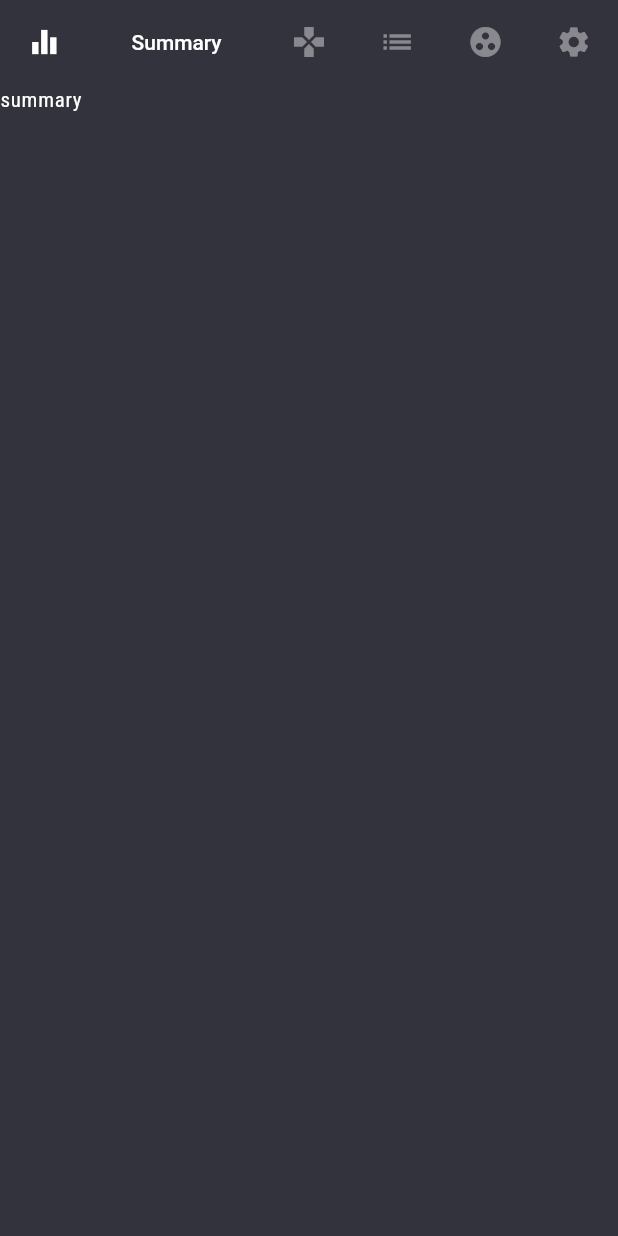
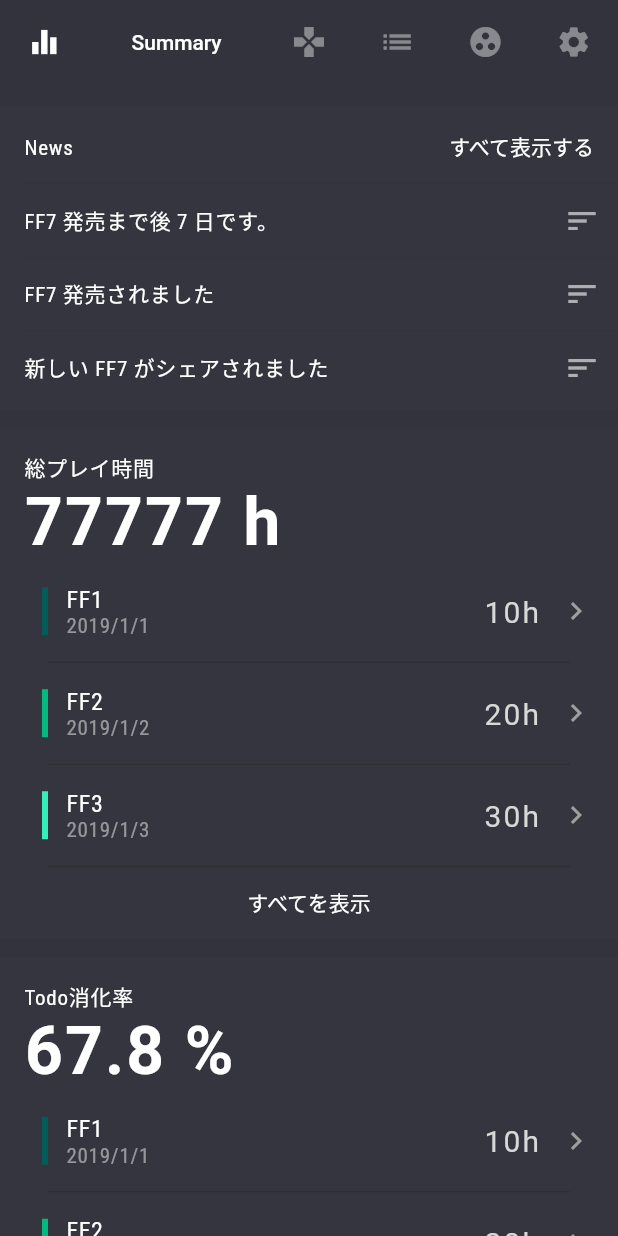
Before and after one commit to somen440/memoka, a Flutter app: the screen it shows after launch, on a phone screen of 412 x 824 dp. Run offline on Flutter 3.47's test engine with Material 2 defaults, Android fonts, the phone set to English and light mode, and no system bars; our stand-ins replace google_fonts; Roboto replaces fonts that are missing (Eczar).

Commit message:
概要ページ足した

```diff
--- a/native_app/lib/src/app.dart
+++ b/native_app/lib/src/app.dart
@@ -1,5 +1,6 @@
-import 'package:clearbook/src/data/colors.dart';
-import 'package:clearbook/src/home.dar.dart';
+import 'package:clearbook/src/common/colors.dart';
+import 'package:clearbook/src/common/options.dart';
+import 'package:clearbook/src/home.dart';
 import 'package:flutter/cupertino.dart';
 import 'package:flutter/material.dart';
 import 'package:google_fonts/google_fonts.dart';
@@ -11,7 +12,7 @@ class MemocaApp extends StatelessWidget {
   Widget build(BuildContext context) {
     return MaterialApp(
       title: 'Memoca',
-      debugShowCheckedModeBanner: true,
+      debugShowCheckedModeBanner: false,
       theme: _buildMemocaTheme(),
       home: HomePage(),
     );
--- /dev/null
+++ b/native_app/lib/src/charts/vertical_fraction_bar.dart
@@ -0,0 +1,36 @@
+// Copyright 2019 The Flutter team. All rights reserved.
+// Use of this source code is governed by a BSD-style license that can be
+// found in the LICENSE file.
+
+import 'package:flutter/material.dart';
+
+class VerticalFractionBar extends StatelessWidget {
+  const VerticalFractionBar({this.color, this.fraction});
+
+  final Color color;
+  final double fraction;
+
+  @override
+  Widget build(BuildContext context) {
+    return LayoutBuilder(builder: (context, constraints) {
+      return SizedBox(
+        height: constraints.maxHeight,
+        width: 4,
+        child: Column(
+          children: [
+            SizedBox(
+              height: (1 - fraction) * constraints.maxHeight,
+              child: Container(
+                color: Colors.black,
+              ),
+            ),
+            SizedBox(
+              height: fraction * constraints.maxHeight,
+              child: Container(color: color),
+            ),
+          ],
+        ),
+      );
+    });
+  }
+}
--- /dev/null
+++ b/native_app/lib/src/common/card.dart
@@ -0,0 +1,171 @@
+import 'dart:math' as math;
+
+import 'package:clearbook/src/charts/vertical_fraction_bar.dart';
+import 'package:clearbook/src/common/colors.dart';
+import 'package:clearbook/src/layout/text_scale.dart';
+import 'package:flutter/cupertino.dart';
+import 'package:flutter/material.dart';
+import 'package:flutter/rendering.dart';
+
+class CardView extends StatelessWidget {
+  const CardView({
+    this.title,
+    this.buttonSemanticsLabel,
+    this.main,
+    this.items,
+    this.order,
+  });
+
+  final String title;
+  final String buttonSemanticsLabel;
+  final String main;
+  final List<CardViewItem> items;
+  final double order;
+
+  @override
+  Widget build(BuildContext context) {
+    final theme = Theme.of(context);
+
+    return FocusTraversalOrder(
+      order: NumericFocusOrder(order),
+      child: Container(
+        color: MemocaColors.cardBackground,
+        child: Column(
+          crossAxisAlignment: CrossAxisAlignment.stretch,
+          children: [
+            MergeSemantics(
+              child: Column(
+                crossAxisAlignment: CrossAxisAlignment.stretch,
+                children: [
+                  Padding(
+                    padding: const EdgeInsets.only(
+                      top: 16,
+                      left: 16,
+                      right: 16,
+                    ),
+                    child: Text(title),
+                  ),
+                  Padding(
+                    padding: const EdgeInsets.only(left: 16, right: 16),
+                    child: Text(
+                      main,
+                      style: theme.textTheme.bodyText1.copyWith(
+                        fontSize: 44 / reducedTextScale(context),
+                        fontWeight: FontWeight.w600,
+                      ),
+                    ),
+                  ),
+                ],
+              ),
+            ),
+            ...items.sublist(0, math.min(items.length, 3)),
+            FlatButton(
+              child: Text(
+                'すべてを表示',
+                semanticsLabel: buttonSemanticsLabel,
+              ),
+              textColor: Colors.white,
+              onPressed: () {},
+            ),
+          ],
+        ),
+      ),
+    );
+  }
+}
+
+class CardViewItem extends StatelessWidget {
+  const CardViewItem({
+    @required this.indicatorColor,
+    @required this.indicatorFraction,
+    @required this.title,
+    @required this.subtitle,
+    @required this.semanticsLabel,
+    @required this.message,
+    @required this.suffix,
+  });
+
+  final Color indicatorColor;
+  final double indicatorFraction;
+  final String title;
+  final String subtitle;
+  final String semanticsLabel;
+  final String message;
+  final Widget suffix;
+
+  @override
+  Widget build(BuildContext context) {
+    final textTheme = Theme.of(context).textTheme;
+    return Semantics.fromProperties(
+      properties: SemanticsProperties(
+        button: true,
+        label: semanticsLabel,
+      ),
+      excludeSemantics: true,
+      child: FlatButton(
+        onPressed: () {},
+        child: Column(
+          children: [
+            Container(
+              padding: const EdgeInsets.symmetric(vertical: 16),
+              child: Row(
+                children: [
+                  Container(
+                    alignment: Alignment.center,
+                    height: 32.0 + 60.0 * (cappedTextScale(context) - 1),
+                    padding: const EdgeInsets.symmetric(horizontal: 12),
+                    child: VerticalFractionBar(
+                      color: indicatorColor,
+                      fraction: indicatorFraction,
+                    ),
+                  ),
+                  Expanded(
+                    child: Wrap(
+                      alignment: WrapAlignment.spaceBetween,
+                      crossAxisAlignment: WrapCrossAlignment.center,
+                      children: [
+                        Column(
+                          mainAxisAlignment: MainAxisAlignment.center,
+                          crossAxisAlignment: CrossAxisAlignment.start,
+                          children: [
+                            Text(
+                              title,
+                              style: textTheme.bodyText2.copyWith(fontSize: 16),
+                            ),
+                            Text(
+                              subtitle,
+                              style: textTheme.bodyText2
+                                  .copyWith(color: MemocaColors.gray60),
+                            ),
+                          ],
+                        ),
+                        Text(
+                          message,
+                          style: textTheme.bodyText1.copyWith(
+                            fontSize: 20,
+                            color: MemocaColors.gray,
+                          ),
+                        ),
+                      ],
+                    ),
+                  ),
+                  Container(
+                    constraints: const BoxConstraints(minWidth: 32),
+                    padding: const EdgeInsetsDirectional.only(start: 12),
+                    child: suffix,
+                  ),
+                ],
+              ),
+            ),
+            const Divider(
+              height: 1,
+              indent: 16,
+              endIndent: 16,
+              color: MemocaColors.dividerColor,
+            ),
+          ],
+        ),
+      ),
+    );
+  }
+}
--- /dev/null
+++ b/native_app/lib/src/common/colors.dart
@@ -0,0 +1,23 @@
+import 'package:flutter/material.dart';
+
+class MemocaColors {
+  static const List<Color> colors = <Color>[
+    Color(0xFF005D57),
+    Color(0xFF04B97F),
+    Color(0xFF37EFBA),
+    Color(0xFF007D51),
+  ];
+
+  static const gray60 = Color(0x99D8D8D8);
+  static const dividerColor = Color(0xAA282828);
+  static const gray = Color(0xFFD8D8D8);
+  static const primaryBackground = Color(0xFF33333D);
+  static const focusColor = Color(0xCCFFFFFF);
+  static const inputBackground = Color(0xFF26282F);
+  static const cardBackground = Color(0x03FEFEFE);
+  static const white60 = Color(0x99FFFFFF);
+
+  static Color cycledColor(int i) {
+    return colors[i % colors.length];
+  }
+}
--- /dev/null
+++ b/native_app/lib/src/common/data.dart
@@ -0,0 +1,8 @@
+import 'package:flutter/material.dart';
+
+class News {
+  const News({this.message, this.iconData});
+
+  final String message;
+  final IconData iconData;
+}
--- /dev/null
+++ b/native_app/lib/src/common/dummy.dart
@@ -0,0 +1,53 @@
+import 'package:clearbook/src/common/card.dart';
+import 'package:clearbook/src/common/colors.dart';
+import 'package:clearbook/src/common/data.dart';
+import 'package:flutter/material.dart';
+
+List<News> getDummyNews() {
+  return [
+    News(
+      message: 'FF7 発売まで後 7 日です。',
+      iconData: Icons.sort,
+    ),
+    News(
+      message: 'FF7 発売されました',
+      iconData: Icons.sort,
+    ),
+    News(
+      message: '新しい FF7 がシェアされました',
+      iconData: Icons.sort,
+    ),
+  ];
+}
+
+List<CardViewItem> getDummyPlayTimesCards() {
+  return [
+    CardViewItem(
+      suffix: const Icon(Icons.chevron_right, color: Colors.grey),
+      title: 'FF1',
+      subtitle: '2019/1/1',
+      semanticsLabel: 'sema',
+      indicatorColor: MemocaColors.cycledColor(0),
+      indicatorFraction: 1,
+      message: '10h',
+    ),
+    CardViewItem(
+      suffix: const Icon(Icons.chevron_right, color: Colors.grey),
+      title: 'FF2',
+      subtitle: '2019/1/2',
+      semanticsLabel: 'sema',
+      indicatorColor: MemocaColors.cycledColor(1),
+      indicatorFraction: 1,
+      message: '20h',
+    ),
+    CardViewItem(
+      suffix: const Icon(Icons.chevron_right, color: Colors.grey),
+      title: 'FF3',
+      subtitle: '2019/1/3',
+      semanticsLabel: 'sema',
+      indicatorColor: MemocaColors.cycledColor(2),
+      indicatorFraction: 1,
+      message: '30h',
+    ),
+  ];
+}
--- a/native_app/lib/src/data/colors.dart
+++ /dev/null
@@ -1,9 +0,0 @@
-import 'package:flutter/material.dart';
-
-class MemocaColors {
-  static const dividerColor = Color(0xAA282828);
-  static const gray = Color(0xFFD8D8D8);
-  static const primaryBackground = Color(0xFF33333D);
-  static const focusColor = Color(0xCCFFFFFF);
-  static const inputBackground = Color(0xFF26282F);
-}
--- /dev/null
+++ b/native_app/lib/src/layout/text_scale.dart
@@ -0,0 +1,40 @@
+// Copyright 2019 The Flutter team. All rights reserved.
+// Use of this source code is governed by a BSD-style license that can be
+// found in the LICENSE file.
+
+import 'dart:math';
+
+import 'package:flutter/material.dart';
+
+double _textScaleFactor(BuildContext context) {
+  return MediaQuery.of(context).textScaleFactor;
+}
+
+// When text is larger, this factor becomes larger, but at half the rate.
+//
+// | Text scaling | Text scale factor | reducedTextScale(context) |
+// |--------------|-------------------|---------------------------|
+// | Small        |               0.8 |                       1.0 |
+// | Normal       |               1.0 |                       1.0 |
+// | Large        |               2.0 |                       1.5 |
+// | Huge         |               3.0 |                       2.0 |
+
+double reducedTextScale(BuildContext context) {
+  final textScaleFactor = _textScaleFactor(context);
+  return textScaleFactor >= 1 ? (1 + textScaleFactor) / 2 : 1;
+}
+
+// When text is larger, this factor becomes larger at the same rate.
+// But when text is smaller, this factor stays at 1.
+//
+// | Text scaling | Text scale factor |  cappedTextScale(context) |
+// |--------------|-------------------|---------------------------|
+// | Small        |               0.8 |                       1.0 |
+// | Normal       |               1.0 |                       1.0 |
+// | Large        |               2.0 |                       2.0 |
+// | Huge         |               3.0 |                       3.0 |
+
+double cappedTextScale(BuildContext context) {
+  final textScaleFactor = _textScaleFactor(context);
+  return max(textScaleFactor, 1);
+}
--- a/native_app/lib/src/tabs/settings_screen.dart
+++ b/native_app/lib/src/tabs/settings_screen.dart
@@ -1,4 +1,4 @@
-import 'package:clearbook/src/data/colors.dart';
+import 'package:clearbook/src/common/colors.dart';
 import 'package:flutter/material.dart';
 
 class SettingsScreen extends StatefulWidget {
--- a/native_app/lib/src/tabs/summary_screen.dart
+++ b/native_app/lib/src/tabs/summary_screen.dart
@@ -1,13 +1,137 @@
+import 'package:clearbook/src/common/card.dart';
+import 'package:clearbook/src/common/colors.dart';
+import 'package:clearbook/src/common/data.dart';
+import 'package:clearbook/src/common/dummy.dart';
 import 'package:flutter/cupertino.dart';
 import 'package:flutter/material.dart';
 
-class SummaryScreen extends StatelessWidget {
+class SummaryScreen extends StatefulWidget {
+  @override
+  _SummaryScreenState createState() => _SummaryScreenState();
+}
+
+class _SummaryScreenState extends State<SummaryScreen> {
   @override
   Widget build(BuildContext context) {
-    return Scaffold(
-      body: Container(
-        child: Text('summary'),
+    return SingleChildScrollView(
+      child: Padding(
+        padding: const EdgeInsets.symmetric(vertical: 12),
+        child: Column(
+          children: [
+            _NewsListView(newsList: getDummyNews()),
+            const SizedBox(height: 12),
+            const _SummaryScreenGrid(spacing: 12),
+          ],
+        ),
       ),
     );
   }
 }
+
+class _SummaryScreenGrid extends StatelessWidget {
+  const _SummaryScreenGrid({Key key, @required this.spacing}) : super(key: key);
+
+  final double spacing;
+
+  @override
+  Widget build(BuildContext context) {
+    final minWidthForTwoColumns = 600;
+
+    return Wrap(
+      runSpacing: spacing,
+      children: [
+        Container(
+          width: double.infinity,
+          child: CardView(
+            title: '総プレイ時間',
+            main: '77777 h',
+            items: getDummyPlayTimesCards(),
+            buttonSemanticsLabel: 'すべてを表示',
+            order: 1,
+          ),
+        ),
+        Container(
+          width: double.infinity,
+          child: CardView(
+            title: 'Todo消化率',
+            main: '67.8 %',
+            items: getDummyPlayTimesCards(),
+            buttonSemanticsLabel: 'すべてを表示',
+            order: 1,
+          ),
+        ),
+      ],
+    );
+  }
+}
+
+class _NewsListView extends StatelessWidget {
+  const _NewsListView({Key key, this.newsList}) : super(key: key);
+
+  final List<News> newsList;
+
+  @override
+  Widget build(BuildContext context) {
+    return Container(
+      padding: const EdgeInsetsDirectional.only(start: 16, top: 4, bottom: 4),
+      color: MemocaColors.cardBackground,
+      child: Column(
+        children: [
+          Container(
+            width: double.infinity,
+            child: MergeSemantics(
+              child: Wrap(
+                alignment: WrapAlignment.spaceBetween,
+                crossAxisAlignment: WrapCrossAlignment.center,
+                children: [
+                  Text('News'),
+                  FlatButton(
+                    onPressed: () {},
+                    child: Text('すべて表示する'),
+                    textColor: Colors.white,
+                  ),
+                ],
+              ),
+            ),
+          ),
+          for (News news in newsList) ...[
+            Container(color: MemocaColors.primaryBackground, height: 1),
+            _News(news: news),
+          ],
+        ],
+      ),
+    );
+  }
+}
+
+class _News extends StatelessWidget {
+  const _News({Key key, @required this.news}) : super(key: key);
+
+  final News news;
+
+  @override
+  Widget build(BuildContext context) {
+    return MergeSemantics(
+      child: Container(
+        child: Row(
+          mainAxisAlignment: MainAxisAlignment.spaceBetween,
+          children: [
+            Expanded(
+              child: Text(news.message),
+            ),
+            SizedBox(
+              width: 100,
+              child: Align(
+                alignment: Alignment.topRight,
+                child: IconButton(
+                  onPressed: () {},
+                  icon: Icon(news.iconData, color: MemocaColors.white60),
+                ),
+              ),
+            ),
+          ],
+        ),
+      ),
+    );
+  }
+}
```
Also changed, not shown: native_app/lib/src/data/options.dart (deleted, +0 -25 lines), native_app/lib/src/home.dart (renamed from native_app/lib/src/home.dar.dart).
